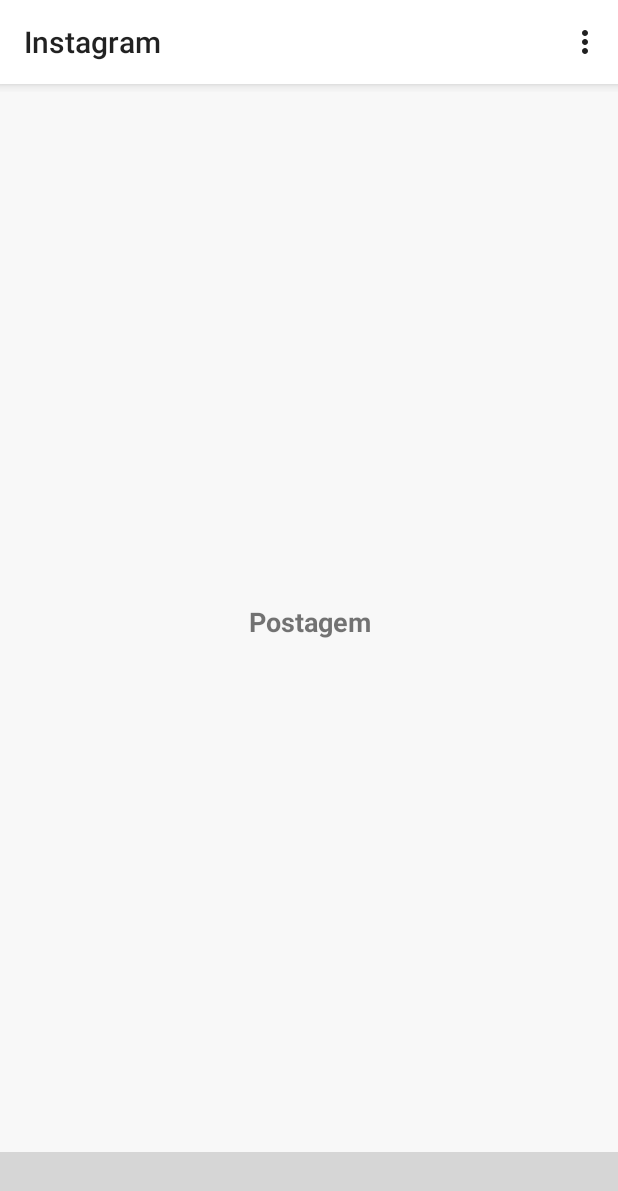
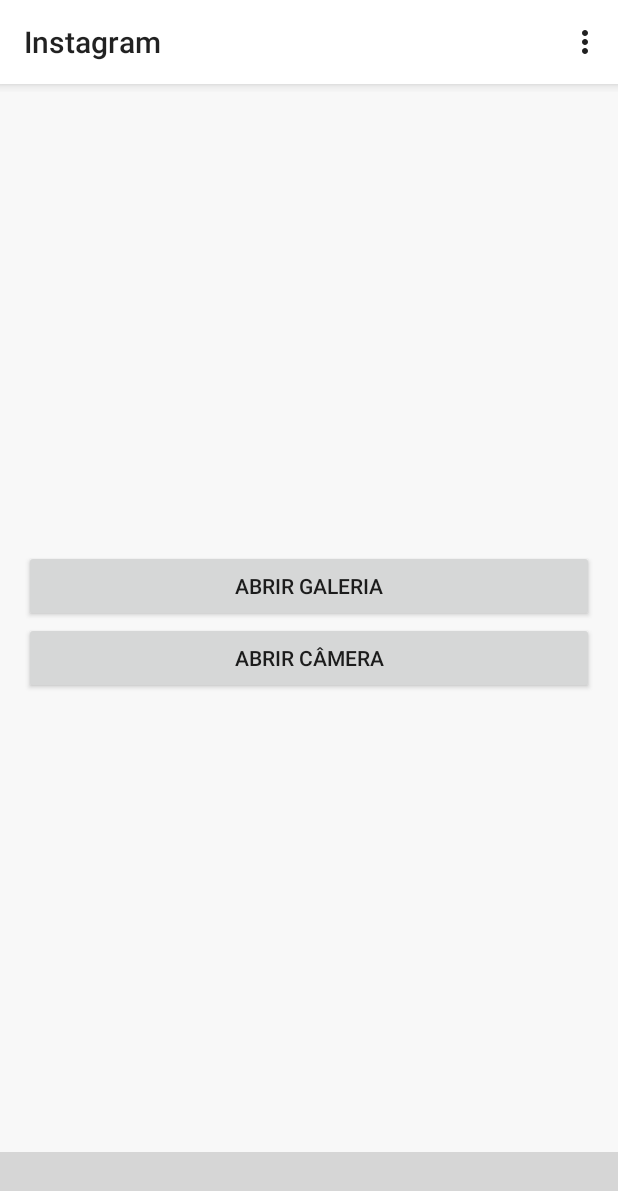
Before and after one commit to davif10/instagram-android-java, an Android app: the fragment PostagemFragment placed in its activity, on a phone screen of 412 x 824 dp. Shown: the top 1191 px of the screen. Run offline under Robolectric (Android 15) with nearby library versions, the phone set to English and light mode, and no system bars; our stand-ins replace Firebase (no records; nobody signed in at launch, a user with empty details on screens opened directly); libraries missing offline, so code that uses them is left out: com.ittianyu.bottomnavigationviewex; plain views replace BottomNavigationViewEx; 9 statements that could not run were skipped; grey boxes are pictures that could not be loaded.

Commit message:
-Atualizando contadores de seguidor -Escolhendo imagem para postagem

```diff
--- a/Instagram/app/src/main/java/com/daviprojetos/instagram/fragment/PostagemFragment.java
+++ b/Instagram/app/src/main/java/com/daviprojetos/instagram/fragment/PostagemFragment.java
@@ -1,66 +1,70 @@
 package com.daviprojetos.instagram.fragment;
 
+import android.Manifest;
+import android.content.Intent;
 import android.os.Bundle;
 
 import androidx.fragment.app.Fragment;
 
+import android.provider.MediaStore;
 import android.view.LayoutInflater;
 import android.view.View;
 import android.view.ViewGroup;
+import android.widget.Button;
 
 import com.daviprojetos.instagram.R;
+import com.daviprojetos.instagram.helper.Permissao;
 
-/**
- * A simple {@link Fragment} subclass.
- * Use the {@link PostagemFragment#newInstance} factory method to
- * create an instance of this fragment.
- */
+
 public class PostagemFragment extends Fragment {
+    private Button buttonAbrirCamera;
+    private Button buttonAbrirGaleria;
+    private static  final int SELECAO_CAMERA = 100;
+    private static final int SELECAO_GALERIA = 200;
 
-    // TODO: Rename parameter arguments, choose names that match
-    // the fragment initialization parameters, e.g. ARG_ITEM_NUMBER
-    private static final String ARG_PARAM1 = "param1";
-    private static final String ARG_PARAM2 = "param2";
-
-    // TODO: Rename and change types of parameters
-    private String mParam1;
-    private String mParam2;
+    private String[] permissoesNecessarias = new String[]{
+            Manifest.permission.READ_EXTERNAL_STORAGE,
+            Manifest.permission.CAMERA
+    };
 
     public PostagemFragment() {
-        // Required empty public constructor
+
     }
-
-    /**
-     * Use this factory method to create a new instance of
-     * this fragment using the provided parameters.
-     *
-     * @param param1 Parameter 1.
-     * @param param2 Parameter 2.
-     * @return A new instance of fragment PostagemFragment.
-     */
-    // TODO: Rename and change types and number of parameters
-    public static PostagemFragment newInstance(String param1, String param2) {
-        PostagemFragment fragment = new PostagemFragment();
-        Bundle args = new Bundle();
-        args.putString(ARG_PARAM1, param1);
-        args.putString(ARG_PARAM2, param2);
-        fragment.setArguments(args);
-        return fragment;
-    }
-
-    @Override
-    public void onCreate(Bundle savedInstanceState) {
-        super.onCreate(savedInstanceState);
-        if (getArguments() != null) {
-            mParam1 = getArguments().getString(ARG_PARAM1);
-            mParam2 = getArguments().getString(ARG_PARAM2);
-        }
-    }
-
     @Override
     public View onCreateView(LayoutInflater inflater, ViewGroup container,
                              Bundle savedInstanceState) {
-        // Inflate the layout for this fragment
-        return inflater.inflate(R.layout.fragment_postagem, container, false);
+        View view =  inflater.inflate(R.layout.fragment_postagem, container, false);
+
+        //Validar permissões
+        Permissao.validarPermissoes(permissoesNecessarias,getActivity(),1);
+
+        //Inicializar componentes
+        buttonAbrirCamera = view.findViewById(R.id.buttonAbrirCamera);
+        buttonAbrirGaleria = view.findViewById(R.id.buttonAbrirGaleria);
+
+        //Adicionar evento de clique no botão câmera
+        buttonAbrirCamera.setOnClickListener(new View.OnClickListener() {
+            @Override
+            public void onClick(View v) {
+                Intent i = new Intent(MediaStore.ACTION_IMAGE_CAPTURE);
+                if(i.resolveActivity(getActivity().getPackageManager())!=null){
+                    startActivityForResult(i, SELECAO_CAMERA);
+                }
+
+            }
+        });
+
+        //Adiciona evento de clique no botao galeria
+
+        buttonAbrirGaleria.setOnClickListener(new View.OnClickListener() {
+            @Override
+            public void onClick(View v) {
+                Intent i = new Intent(Intent.ACTION_PICK,MediaStore.Images.Media.EXTERNAL_CONTENT_URI);
+                if(i.resolveActivity(getActivity().getPackageManager())!=null){
+                    startActivityForResult(i, SELECAO_GALERIA);
+                }
+            }
+        });
+        return view;
     }
 }
--- /dev/null
+++ b/Instagram/app/src/main/java/com/daviprojetos/instagram/helper/Permissao.java
@@ -0,0 +1,45 @@
+package com.daviprojetos.instagram.helper;
+
+import android.app.Activity;
+import android.content.pm.PackageManager;
+import android.os.Build;
+
+import androidx.core.app.ActivityCompat;
+import androidx.core.content.ContextCompat;
+
+import java.util.ArrayList;
+import java.util.List;
+
+
+public class Permissao {
+
+    public static boolean validarPermissoes(String[] permissoes, Activity activity, int requestCode){
+
+        if (Build.VERSION.SDK_INT >= 23 ){
+
+            List<String> listaPermissoes = new ArrayList<>();
+
+            /*Percorre as permissões passadas,
+            verificando uma a uma
+            * se já tem a permissao liberada */
+            for ( String permissao : permissoes ){
+                Boolean temPermissao = ContextCompat.checkSelfPermission(activity, permissao) == PackageManager.PERMISSION_GRANTED;
+                if ( !temPermissao ) listaPermissoes.add(permissao);
+            }
+
+            /*Caso a lista esteja vazia, não é necessário solicitar permissão*/
+            if ( listaPermissoes.isEmpty() ) return true;
+            String[] novasPermissoes = new String[ listaPermissoes.size() ];
+            listaPermissoes.toArray( novasPermissoes );
+
+            //Solicita permissão
+            ActivityCompat.requestPermissions(activity, novasPermissoes, requestCode );
+
+
+        }
+
+        return true;
+
+    }
+
+}
--- a/Instagram/app/src/main/res/layout/fragment_postagem.xml
+++ b/Instagram/app/src/main/res/layout/fragment_postagem.xml
@@ -1,17 +1,23 @@
 <?xml version="1.0" encoding="utf-8"?>
-<FrameLayout xmlns:android="http://schemas.android.com/apk/res/android"
+<LinearLayout xmlns:android="http://schemas.android.com/apk/res/android"
     xmlns:tools="http://schemas.android.com/tools"
     android:layout_width="match_parent"
     android:layout_height="match_parent"
+    android:gravity="center"
+    android:orientation="vertical"
+    android:paddingLeft="16dp"
+    android:paddingRight="16dp"
     tools:context=".fragment.PostagemFragment">
 
-    <!-- TODO: Update blank fragment layout -->
-    <TextView
+    <Button
+        android:id="@+id/buttonAbrirGaleria"
         android:layout_width="match_parent"
-        android:layout_height="match_parent"
-        android:gravity="center"
-        android:text="Postagem"
-        android:textSize="18sp"
-        android:textStyle="bold" />
+        android:layout_height="wrap_content"
+        android:text="Abrir galeria" />
 
-</FrameLayout>
+    <Button
+        android:id="@+id/buttonAbrirCamera"
+        android:layout_width="match_parent"
+        android:layout_height="wrap_content"
+        android:text="Abrir câmera" />
+</LinearLayout>
```
Also changed, not shown: Instagram/app/src/main/AndroidManifest.xml (+8 -0 lines), Instagram/app/src/main/java/com/daviprojetos/instagram/activity/EditarPerfilActivity.java (+9 -0 lines), Instagram/app/src/main/java/com/daviprojetos/instagram/activity/PerfilAmigoActivity.java (+16 -0 lines), Instagram/app/src/main/java/com/daviprojetos/instagram/fragment/PesquisaFragment.java (+9 -0 lines).
